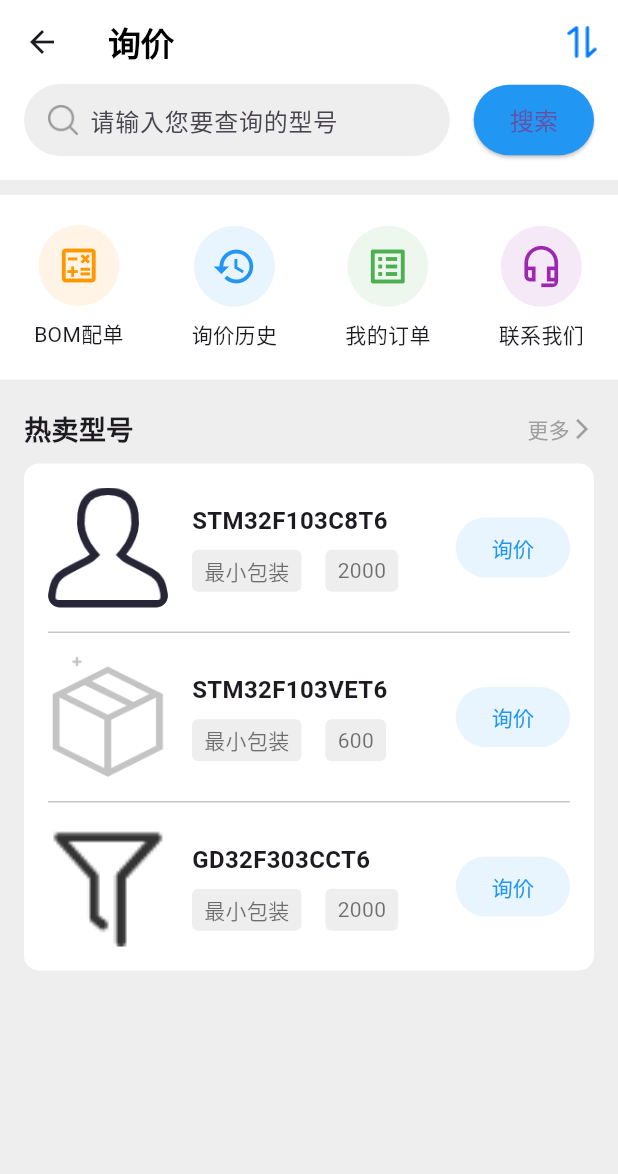
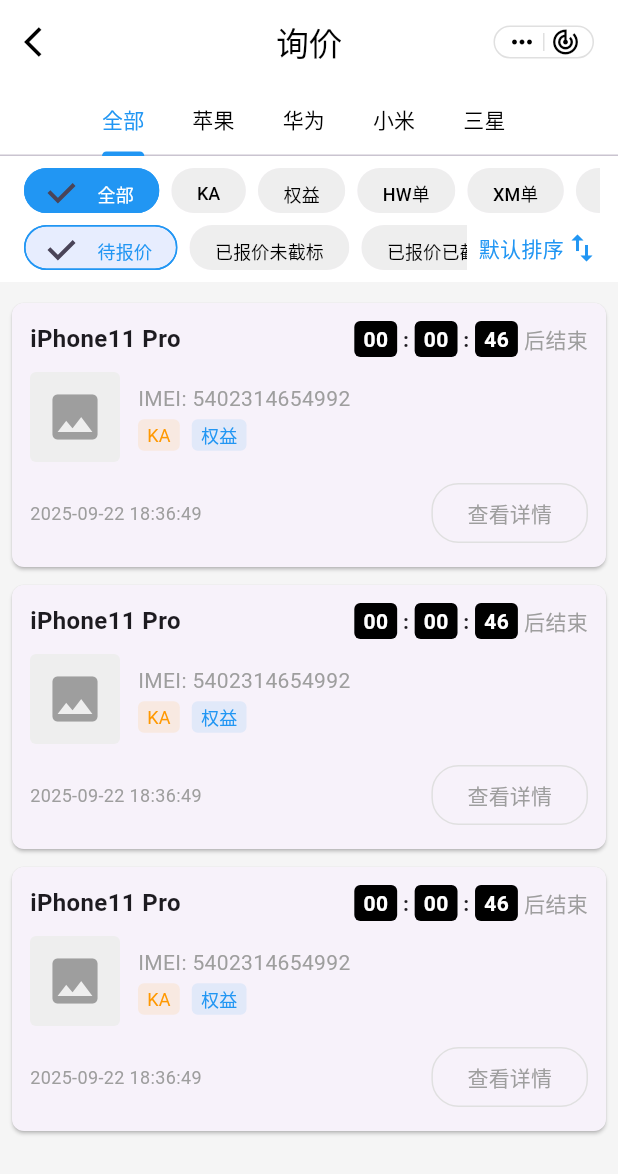
Before and after one commit to 2248157705/mall_flutter, a Flutter app: the InquiryPage screen opened directly, on a phone screen of 412 x 824 dp. Shown: the top 1174 px of the screen. Run offline on Flutter 3.47's test engine with Material 3 defaults, Android fonts, the phone set to English and light mode, and no system bars; our stand-ins replace dio, retrofit; generated files the repository leaves out were written again.

Commit message:
询价首页

```diff
--- a/lib/home_page.dart
+++ b/lib/home_page.dart
@@ -1,6 +1,7 @@
 import 'package:flutter/material.dart';
+import 'dart:async';
+
 import 'package:login_app/deals_page.dart';
-import 'package:login_app/detail_page.dart';
 import 'package:login_app/quotation_page.dart';
 import 'package:login_app/user_page.dart';
 
@@ -31,13 +32,16 @@ class _HomePageState extends State<HomePage> {
   @override
   Widget build(BuildContext context) {
     return Scaffold(
-      body: _widgetOptions.elementAt(_selectedIndex),
+      body: IndexedStack(
+        index: _selectedIndex,
+        children: _widgetOptions,
+      ),
       bottomNavigationBar: BottomNavigationBar(
         type: BottomNavigationBarType.fixed,
         items: const <BottomNavigationBarItem>[
           BottomNavigationBarItem(
-            icon: Icon(Icons.home_outlined),
-            label: '首页',
+            icon: Icon(Icons.request_quote_outlined),
+            label: '询价',
           ),
           BottomNavigationBarItem(
             icon: Icon(Icons.list_alt_outlined),
@@ -57,132 +61,139 @@ class _HomePageState extends State<HomePage> {
           ),
         ],
         currentIndex: _selectedIndex,
+        selectedItemColor: Colors.blue,
+        unselectedItemColor: Colors.grey,
         onTap: _onItemTapped,
       ),
     );
   }
 }
 
-class InquiryPage extends StatelessWidget {
+class InquiryPage extends StatefulWidget {
   const InquiryPage({super.key});
+
+  @override
+  State<InquiryPage> createState() => _InquiryPageState();
+}
+
+class _InquiryPageState extends State<InquiryPage> with TickerProviderStateMixin {
+  late TabController _tabController;
+  final List<String> _tabs = ['全部', '苹果', '华为', '小米', '三星'];
+  String _selectedSort = '默认排序';
+
+  @override
+  void initState() {
+    super.initState();
+    _tabController = TabController(length: _tabs.length, vsync: this);
+  }
+
+  @override
+  void dispose() {
+    _tabController.dispose();
+    super.dispose();
+  }
 
   @override
   Widget build(BuildContext context) {
     return Scaffold(
-      backgroundColor: Colors.grey[200],
+      backgroundColor: const Color(0xFFF5F5F5),
       appBar: AppBar(
-        title: const Text('询价', style: TextStyle(color: Colors.black, fontWeight: FontWeight.bold)),
         backgroundColor: Colors.white,
         elevation: 0,
+        leading: const Icon(Icons.arrow_back_ios, color: Colors.black),
+        title: const Text('询价', style: TextStyle(color: Colors.black)),
+        centerTitle: true,
         actions: [
-          IconButton(
-            icon: Image.asset('assets/images/home/sort.png', width: 24, height: 24),
-            onPressed: () {},
-          ),
-        ],
-      ),
-      body: ListView(
-        children: [
-          _buildSearch(),
-          _buildIconGrid(),
-          _buildHotSelling(),
-          _buildProductList(context),
-        ],
-      ),
-    );
-  }
-
-  Widget _buildSearch() {
-    return Container(
-      padding: const EdgeInsets.fromLTRB(16.0, 0, 16.0, 16.0),
-      color: Colors.white,
-      child: Row(
-        children: [
-          Expanded(
-            child: Container(
-              padding: const EdgeInsets.symmetric(horizontal: 16.0),
+          Container(
+            margin: const EdgeInsets.only(right: 16.0),
             decoration: BoxDecoration(
-                color: Colors.grey[200],
-                borderRadius: BorderRadius.circular(30.0),
+              border: Border.all(color: Colors.grey.shade300),
+              borderRadius: BorderRadius.circular(20),
             ),
             child: Row(
               children: [
-                  Image.asset('assets/images/home/search.png', width: 20, height: 20),
                 const SizedBox(width: 8),
-                  const Expanded(
-                    child: TextField(
-                      decoration: InputDecoration(
-                        hintText: '请输入您要查询的型号',
-                        border: InputBorder.none,
+                const Icon(Icons.more_horiz, color: Colors.black, size: 20),
+                const SizedBox(width: 4),
+                Container(width: 1, height: 12, color: Colors.grey.shade300),
+                const SizedBox(width: 4),
+                const Icon(Icons.track_changes, color: Colors.black, size: 20),
+                const SizedBox(width: 8),
+              ],
+            ),
+          )
+        ],
+        bottom: TabBar(
+          controller: _tabController,
+          tabs: _tabs.map((String name) => Tab(text: name)).toList(),
+          isScrollable: true,
+          labelColor: Colors.blue,
+          unselectedLabelColor: Colors.black,
+          indicatorColor: Colors.blue,
         ),
       ),
+      body: Column(
+        children: [
+          _buildFilterChips(),
+          Expanded(
+            child: TabBarView(
+              controller: _tabController,
+              children: _tabs.map((String name) {
+                return _buildInquiryList();
+              }).toList(),
             ),
-                ],
-              ),
-            ),
-          ),
-          const SizedBox(width: 16.0),
-          ElevatedButton(
-            onPressed: () {},
-            style: ElevatedButton.styleFrom(
-              backgroundColor: Colors.blue,
-              shape: RoundedRectangleBorder(
-                borderRadius: BorderRadius.circular(30.0),
-              ),
-              padding: const EdgeInsets.symmetric(horizontal: 24, vertical: 12),
-            ),
-            child: const Text('搜索', style: TextStyle(fontSize: 16)),
           ),
         ],
       ),
     );
   }
 
-  Widget _buildIconGrid() {
+  Widget _buildFilterChips() {
     return Container(
       color: Colors.white,
-      padding: const EdgeInsets.symmetric(vertical: 20.0),
-      margin: const EdgeInsets.only(top: 10),
-      child: Row(
-        mainAxisAlignment: MainAxisAlignment.spaceAround,
+      padding: const EdgeInsets.symmetric(vertical: 8.0, horizontal: 12.0),
+      child: Column(
         children: [
-          _buildIconGridItem(Icons.calculate_outlined, 'BOM配单', Colors.orange),
-          _buildIconGridItem(Icons.history_outlined, '询价历史', Colors.blue),
-          _buildIconGridItem(Icons.list_alt_outlined, '我的订单', Colors.green),
-          _buildIconGridItem(Icons.headset_mic_outlined, '联系我们', Colors.purple),
+          SizedBox(
+            height: 30,
+            child: ListView(
+              scrollDirection: Axis.horizontal,
+              children: [
+                _buildChip('全部', isSelected: true, isBlue: true),
+                _buildChip('KA'),
+                _buildChip('权益'),
+                _buildChip('HW单'),
+                _buildChip('XM单'),
+                _buildChip('价格维护'),
               ],
             ),
-    );
-  }
-
-  Widget _buildIconGridItem(IconData icon, String label, Color color) {
-    return Column(
+          ),
+          const SizedBox(height: 8),
+          Row(
             children: [
-        Container(
-          padding: const EdgeInsets.all(12),
-          decoration: BoxDecoration(
-            color: color.withOpacity(0.1),
-            shape: BoxShape.circle,
+              Expanded(
+                child: SizedBox(
+                  height: 30,
+                  child: ListView(
+                    scrollDirection: Axis.horizontal,
+                    children: [
+                       _buildChip('待报价', isSelected: true),
+                       _buildChip('已报价未截标'),
+                       _buildChip('已报价已截标'),
+                    ],
                   ),
-          child: Icon(icon, size: 30.0, color: color),
                 ),
-        const SizedBox(height: 8.0),
-        Text(label, style: const TextStyle(fontSize: 14)),
+              ),
+              GestureDetector(
+                onTap: () => _showSortMenu(context),
+                child: Row(
+                  children: [
+                    const SizedBox(width: 8),
+                    Text(_selectedSort, style: const TextStyle(color: Colors.blue)),
+                    const Icon(Icons.swap_vert, color: Colors.blue),
                   ],
-    );
-  }
-
-  Widget _buildHotSelling() {
-    return Container(
-      padding: const EdgeInsets.fromLTRB(16.0, 20.0, 16.0, 10.0),
-      child: Row(
-        mainAxisAlignment: MainAxisAlignment.spaceBetween,
-        children: [
-          const Text('热卖型号', style: TextStyle(fontSize: 18.0, fontWeight: FontWeight.bold)),
-          Row(
-            children: const [
-              Text('更多', style: TextStyle(color: Colors.grey)),
-              Icon(Icons.arrow_forward_ios, size: 16, color: Colors.grey),
+                ),
+              )
             ],
           ),
         ],
@@ -190,91 +201,193 @@ class InquiryPage extends StatelessWidget {
     );
   }
 
-  Widget _buildProductList(BuildContext context) {
-    return Container(
-      margin: const EdgeInsets.symmetric(horizontal: 16),
-      decoration: BoxDecoration(
-        color: Colors.white,
-        borderRadius: BorderRadius.circular(10),
+  Widget _buildChip(String label, {bool isSelected = false, bool isBlue = false}) {
+    return Padding(
+      padding: const EdgeInsets.symmetric(horizontal: 4.0),
+      child: ChoiceChip(
+        label: Text(label),
+        selected: isSelected,
+        onSelected: (bool selected) {},
+        backgroundColor: Colors.grey[200],
+        selectedColor: isBlue ? Colors.blue : Colors.blue.withOpacity(0.1),
+        labelStyle: TextStyle(
+          color: isSelected ? (isBlue ? Colors.white : Colors.blue) : Colors.black,
+          fontSize: 12,
         ),
-      child: Column(
-        children: [
-          _buildProductItem(context, 'assets/images/home/1.png', 'STM32F103C8T6', ['最小包装', '2000']),
-          const Divider(height: 1, indent: 16, endIndent: 16),
-          _buildProductItem(context, 'assets/images/home/3.png', 'STM32F103VET6', ['最小包装', '600']),
-          const Divider(height: 1, indent: 16, endIndent: 16),
-          _buildProductItem(context, 'assets/images/home/5.png', 'GD32F303CCT6', ['最小包装', '2000']),
-        ],
+        shape: RoundedRectangleBorder(
+          borderRadius: BorderRadius.circular(15),
+          side: BorderSide(
+            color: isSelected ? (isBlue ? Colors.blue : Colors.blue) : Colors.transparent,
+          ),
+        ),
+        padding: const EdgeInsets.symmetric(horizontal: 8.0),
       ),
     );
   }
 
-  Widget _buildProductItem(BuildContext context, String imageUrl, String title, List<String> tags) {
-    return GestureDetector(
-      onTap: () {
-        if (title == 'STM32F103VET6') {
-          Navigator.push(
-            context,
-            MaterialPageRoute(builder: (context) => const QuotationPage()),
+  void _showSortMenu(BuildContext context) {
+    showModalBottomSheet(
+      context: context,
+      backgroundColor: Colors.transparent,
+      builder: (BuildContext context) {
+        return Container(
+          margin: const EdgeInsets.all(10),
+          decoration: BoxDecoration(
+            color: Colors.white,
+            borderRadius: BorderRadius.circular(12),
+          ),
+          child: Wrap(
+            children: <Widget>[
+              _buildSortOption('默认排序'),
+              const Divider(height: 1),
+              _buildSortOption('截标时间由远到近'),
+              const Divider(height: 1),
+              _buildSortOption('截标时间由近到远'),
+            ],
+          ),
         );
-        } else {
-          Navigator.push(
-            context,
-            MaterialPageRoute(builder: (context) => const DetailPage()),
+      },
     );
   }
-      },
-      child: Padding(
-        padding: const EdgeInsets.all(16.0),
-        child: Row(
-          children: [
-            ClipRRect(
-              borderRadius: BorderRadius.circular(8.0),
-              child: Image.asset(
-                imageUrl,
-                width: 80.0,
-                height: 80.0,
-                fit: BoxFit.cover,
-                errorBuilder: (c, o, s) => Image.asset('assets/images/home/no-image.png', width: 80.0, height: 80.0),
+
+  Widget _buildSortOption(String title) {
+     return ListTile(
+      title: Center(
+        child: Text(
+          title,
+          style: TextStyle(
+            color: _selectedSort == title ? Colors.blue : Colors.black,
           ),
         ),
-            const SizedBox(width: 16.0),
-            Expanded(
+      ),
+      onTap: () {
+        setState(() {
+          _selectedSort = title;
+        });
+        Navigator.pop(context);
+      },
+    );
+  }
+
+  Widget _buildInquiryList() {
+    return ListView.builder(
+      padding: const EdgeInsets.all(8.0),
+      itemCount: 3,
+
+      itemBuilder: (context, index) {
+        return GestureDetector(onTap: (){
+          // Navigator.push(context, MaterialPageRoute(builder: (context) => const DealsPage()));
+          Navigator.push(context, MaterialPageRoute(builder: (context) => const QuotationPage()));
+        },child:  _buildCardItem());
+      },
+    );
+  }
+
+  Widget _buildCardItem() {
+    return Card(
+      shape: RoundedRectangleBorder(borderRadius: BorderRadius.circular(8.0)),
+      margin: const EdgeInsets.symmetric(vertical: 6.0),
+      child: Padding(
+        padding: const EdgeInsets.all(12.0),
         child: Column(
           crossAxisAlignment: CrossAxisAlignment.start,
           children: [
-                  Text(title, style: const TextStyle(fontSize: 16.0, fontWeight: FontWeight.bold)),
-                  const SizedBox(height: 8.0),
-                  Wrap( // Changed from Row to Wrap to handle tag overflow
-                    spacing: 8.0, // space between adjacent chips
-                    runSpacing: 4.0, // space between lines
-                    children: tags.map((tag) => Container(
-                      padding: const EdgeInsets.symmetric(horizontal: 8.0, vertical: 4.0),
-                      margin: const EdgeInsets.only(right: 8.0),
-                      decoration: BoxDecoration(
-                        color: Colors.grey[200],
-                        borderRadius: BorderRadius.circular(4.0),
-                      ),
-                      child: Text(tag, style: const TextStyle(color: Colors.black54)),
-                    )).toList(),
+            Row(
+              mainAxisAlignment: MainAxisAlignment.spaceBetween,
+              children: [
+                const Text('iPhone11 Pro', style: TextStyle(fontWeight: FontWeight.bold, fontSize: 16)),
+                Row(
+                  children: [
+                    _buildCountdownTimer(),
+                    const SizedBox(width: 4),
+                    const Text('后结束', style: TextStyle(color: Colors.grey)),
+                  ],
                 ),
               ],
             ),
+            const SizedBox(height: 10),
+            Row(
+              children: [
+                Container(
+                  width: 60,
+                  height: 60,
+                  decoration: BoxDecoration(
+                    borderRadius: BorderRadius.circular(4),
+                    color: Colors.grey[200],
                   ),
-            ElevatedButton(
+                  child: const Icon(Icons.image, color: Colors.grey, size: 40),
+                ),
+                const SizedBox(width: 12),
+                Column(
+                  crossAxisAlignment: CrossAxisAlignment.start,
+                  children: [
+                    const Text('IMEI: 5402314654992', style: TextStyle(color: Colors.grey)),
+                    const SizedBox(height: 4),
+                    Row(
+                      children: [
+                        _buildTag('KA', Colors.orange),
+                        const SizedBox(width: 8),
+                        _buildTag('权益', Colors.blue),
+                      ],
+                    ),
+                  ],
+                ),
+              ],
+            ),
+            const SizedBox(height: 10),
+            Row(
+              mainAxisAlignment: MainAxisAlignment.spaceBetween,
+              children: [
+                const Text('2025-09-22 18:36:49', style: TextStyle(color: Colors.grey, fontSize: 12)),
+                OutlinedButton(
                   onPressed: () {},
-              style: ElevatedButton.styleFrom(
-                backgroundColor: Colors.blue.withOpacity(0.1),
-                elevation: 0,
+                  child: const Text('查看详情', style: TextStyle(color: Colors.grey)),
+                  style: OutlinedButton.styleFrom(
+                    side: BorderSide(color: Colors.grey.shade300),
                     shape: RoundedRectangleBorder(
-                  borderRadius: BorderRadius.circular(20.0),
+                      borderRadius: BorderRadius.circular(18.0),
                     ),
                   ),
-              child: const Text('询价', style: TextStyle(color: Colors.blue)),
+                ),
+              ],
             ),
           ],
         ),
       ),
     );
   }
+
+   Widget _buildTag(String text, Color color) {
+    return Container(
+      padding: const EdgeInsets.symmetric(horizontal: 6, vertical: 2),
+      decoration: BoxDecoration(
+        color: color.withOpacity(0.1),
+        borderRadius: BorderRadius.circular(4),
+      ),
+      child: Text(text, style: TextStyle(color: color, fontSize: 12)),
+    );
   }
+
+  Widget _buildCountdownTimer() {
+    return Row(
+      children: [
+        _buildTimeBox('00'),
+        const Text(' : ', style: TextStyle(fontWeight: FontWeight.bold)),
+        _buildTimeBox('00'),
+        const Text(' : ', style: TextStyle(fontWeight: FontWeight.bold)),
+        _buildTimeBox('46'),
+      ],
+    );
+  }
+
+  Widget _buildTimeBox(String time) {
+    return Container(
+      padding: const EdgeInsets.symmetric(horizontal: 6, vertical: 2),
+      decoration: BoxDecoration(
+        color: Colors.black,
+        borderRadius: BorderRadius.circular(4),
+      ),
+      child: Text(time, style: const TextStyle(color: Colors.white, fontWeight: FontWeight.bold)),
+    );
+  }
+}
```
Lines whose indentation alone changed are shown as unchanged.
